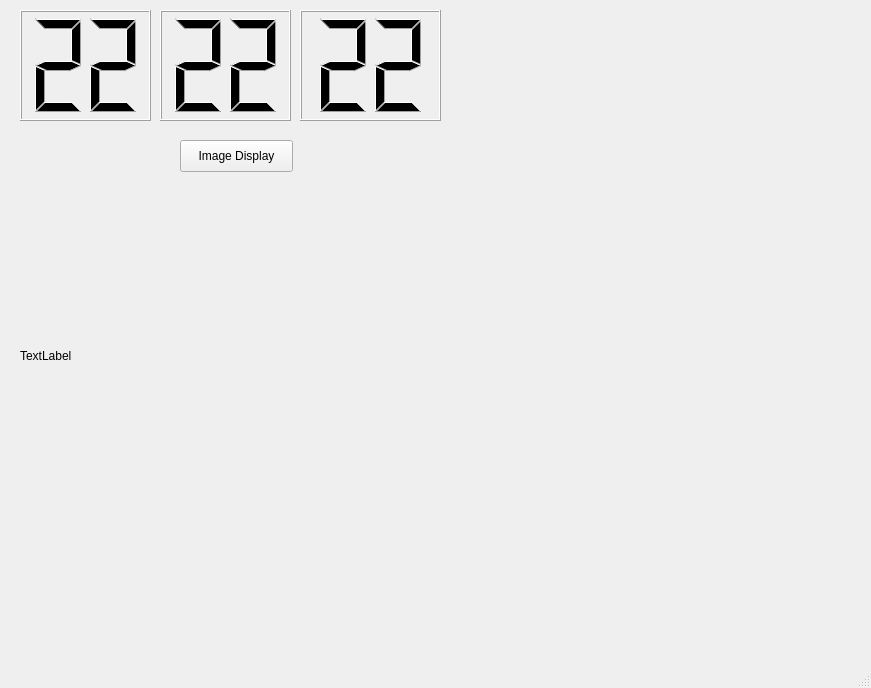
This is MultiFunctionalDashboard/mainwindow.ui in Nathan-lee-8/LabFour as Qt 5 draws it before an edit. The edited form follows.
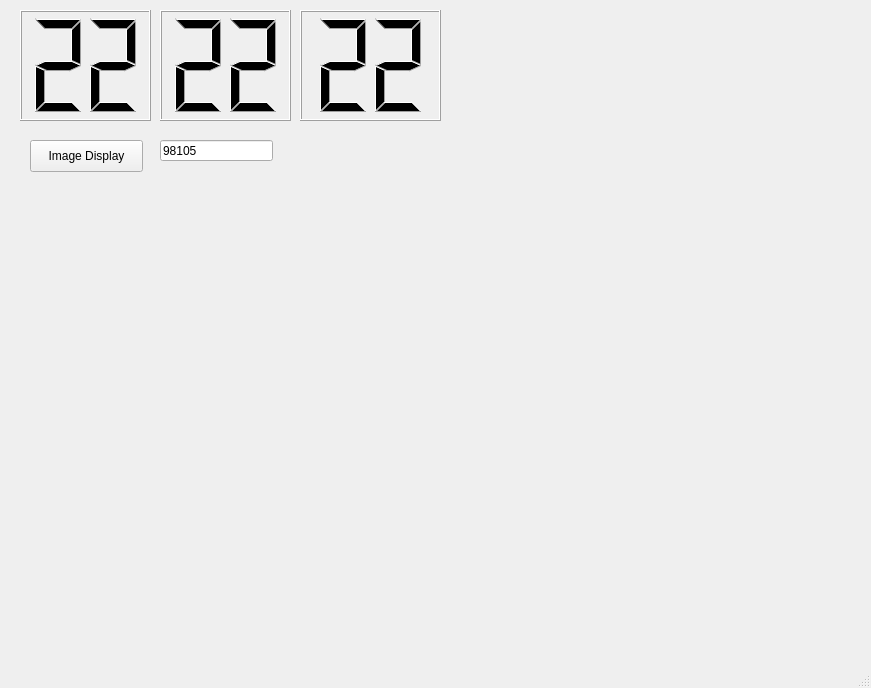
This is the edited form.

What changed in the file:
```diff
--- a/MultiFunctionalDashboard/mainwindow.ui
+++ b/MultiFunctionalDashboard/mainwindow.ui
@@ -74,7 +74,7 @@
    <widget class="QPushButton" name="imageDisplay">
     <property name="geometry">
      <rect>
-      <x>180</x>
+      <x>30</x>
       <y>140</y>
       <width>113</width>
       <height>32</height>
@@ -94,7 +94,20 @@
      </rect>
     </property>
     <property name="text">
-     <string>TextLabel</string>
+     <string/>
+    </property>
+   </widget>
+   <widget class="QLineEdit" name="zipCodeEdit">
+    <property name="geometry">
+     <rect>
+      <x>160</x>
+      <y>140</y>
+      <width>113</width>
+      <height>21</height>
+     </rect>
+    </property>
+    <property name="text">
+     <string>98105</string>
     </property>
    </widget>
   </widget>
```
